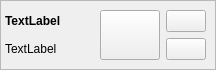
Voral/protimer, file src/project.ui: the form before one commit.
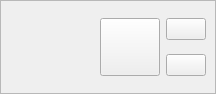
The form after the commit. Icons and pictures are not drawn.

Commit message: + Projects settings form was added. + Parameter "Hours per day" was added for displaying number of full working days. + Confirmation of project deleting was added

Patch:
```diff
--- a/src/project.ui
+++ b/src/project.ui
@@ -7,7 +7,7 @@
     <x>0</x>
     <y>0</y>
     <width>216</width>
-    <height>68</height>
+    <height>94</height>
    </rect>
   </property>
   <property name="windowTitle">
@@ -41,7 +41,7 @@
          </font>
         </property>
         <property name="text">
-         <string>TextLabel</string>
+         <string/>
         </property>
        </widget>
       </item>
@@ -103,7 +103,7 @@
       <item row="1" column="0">
        <widget class="QLabel" name="lbTime">
         <property name="text">
-         <string>TextLabel</string>
+         <string/>
         </property>
        </widget>
       </item>
```
Left out of the diff: 30 changed lines with no effect on the pictures. The commit also changes 10 other files.
